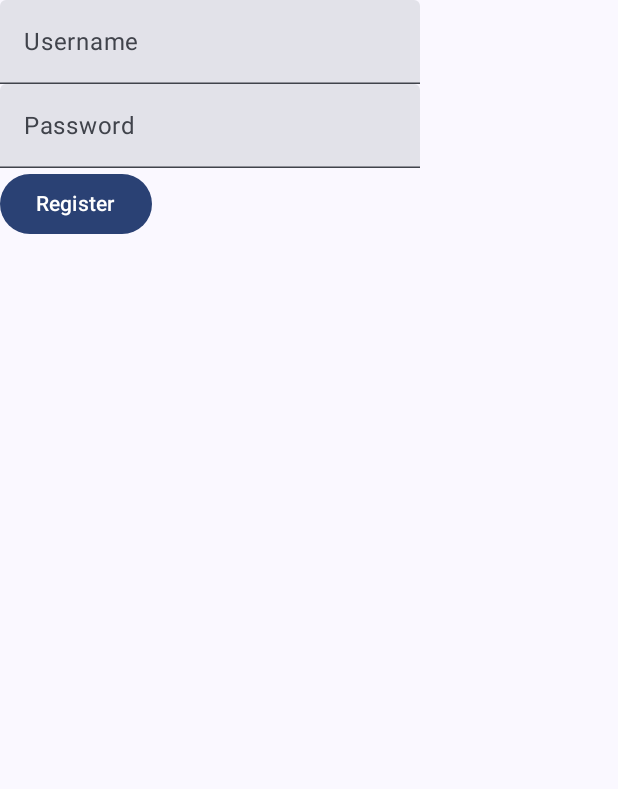
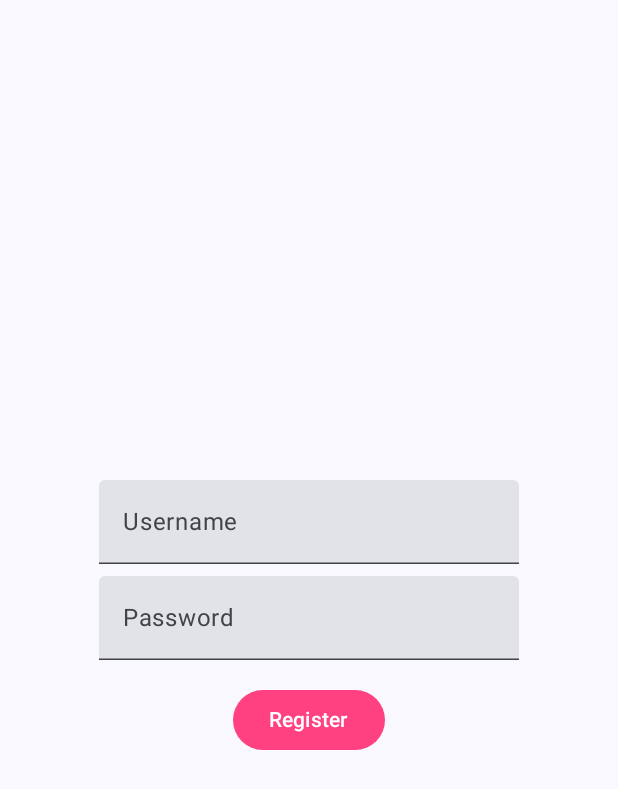
Before and after one commit to tomasblaer/baukur-app, an Android app built with Jetpack Compose: the screen it shows after launch (MainActivity), on a phone screen of 412 x 824 dp. Shown: the top 789 px of the screen. Run offline under Robolectric (Android 15) with nearby library versions, the phone set to English and light mode, and no system bars.

Commit message:
Fikta í login screen og gera demo af profile page

```diff
--- a/app/src/main/AndroidManifest.xml
+++ b/app/src/main/AndroidManifest.xml
@@ -23,6 +23,7 @@
                 <category android:name="android.intent.category.LAUNCHER" />
             </intent-filter>
         </activity>
+
     </application>
 
 </manifest>
--- a/app/src/main/java/com/example/baukur/MainActivity.kt
+++ b/app/src/main/java/com/example/baukur/MainActivity.kt
@@ -1,6 +1,7 @@
 package com.example.baukur
 
 import android.os.Bundle
+import android.provider.ContactsContract.Profile
 import androidx.activity.ComponentActivity
 import androidx.activity.compose.setContent
 import androidx.activity.enableEdgeToEdge
@@ -8,6 +9,7 @@ import androidx.navigation.compose.NavHost
 import androidx.navigation.compose.composable
 import androidx.navigation.compose.rememberNavController
 import com.example.baukur.ui.screens.LoginScreen
+import com.example.baukur.ui.screens.ProfileScreen
 import com.example.baukur.ui.screens.RegisterScreen
 import kotlinx.serialization.Serializable
 
@@ -17,6 +19,8 @@ class MainActivity : ComponentActivity() {
     object Login
     @Serializable
     object Register
+    @Serializable
+    object Profile
 
     override fun onCreate(savedInstanceState: Bundle?) {
         super.onCreate(savedInstanceState)
@@ -26,6 +30,7 @@ class MainActivity : ComponentActivity() {
             NavHost(navController = navController, startDestination = Login) {
                 composable<Login> { LoginScreen(onNavigateToRegister = { navController.navigate(route = Register) }) }
                 composable<Register> { RegisterScreen() }
+                composable<Profile> { ProfileScreen(onLogout = { navController.navigate(route = Login) }) }
             }
 
         }
--- a/app/src/main/java/com/example/baukur/ui/screens/LoginScreen.kt
+++ b/app/src/main/java/com/example/baukur/ui/screens/LoginScreen.kt
@@ -1,44 +1,53 @@
 package com.example.baukur.ui.screens
 
-import androidx.compose.foundation.layout.Column
-import androidx.compose.foundation.layout.fillMaxSize
-import androidx.compose.foundation.layout.padding
-import androidx.compose.material3.Button
-import androidx.compose.material3.Scaffold
-import androidx.compose.material3.Text
-import androidx.compose.material3.TextField
-import androidx.compose.runtime.Composable
-import androidx.compose.runtime.getValue
-import androidx.compose.runtime.mutableStateOf
-import androidx.compose.runtime.remember
-import androidx.compose.runtime.setValue
+import androidx.compose.foundation.layout.*
+import androidx.compose.material3.*
+import androidx.compose.runtime.*
+import androidx.compose.ui.Alignment
 import androidx.compose.ui.Modifier
+import androidx.compose.ui.graphics.Color
 import androidx.compose.ui.tooling.preview.Preview
+import androidx.compose.ui.unit.dp
 import com.example.baukur.ui.theme.BaukurTheme
 
 @Composable
 fun LoginScreen(onNavigateToRegister: () -> Unit) {
     BaukurTheme {
-        Scaffold (
+        Scaffold(
             modifier = Modifier.fillMaxSize()
-
         ) { innerPadding ->
+            Box(
+                modifier = Modifier
+                    .fillMaxSize()
+                    .padding(innerPadding),
+                contentAlignment = Alignment.Center
+            ) {
                 Column(
-                modifier = Modifier.padding(innerPadding)
+                    horizontalAlignment = Alignment.CenterHorizontally,
+                    modifier = Modifier.padding(16.dp)
                 ) {
                     UsernameField()
+                    Spacer(modifier = Modifier.height(8.dp))
                     PasswordField()
-                Button(onClick = onNavigateToRegister) {
+                    Spacer(modifier = Modifier.height(16.dp))
+                    Button(
+                        onClick = onNavigateToRegister,
+                        colors = ButtonDefaults.buttonColors(
+                            containerColor = Color(0xFFFF4081),
+                            contentColor = Color.White)
+                        ) {
                         Text("Register")
                     }
                 }
             }
         }
     }
+}
+
+
 
 @Composable
 fun UsernameField(modifier: Modifier = Modifier) {
-    Column {
     var username by remember { mutableStateOf("") }
     TextField(
         value = username,
@@ -47,21 +56,16 @@ fun UsernameField(modifier: Modifier = Modifier) {
         modifier = modifier
     )
 }
-}
 
 @Composable
 fun PasswordField(modifier: Modifier = Modifier) {
-    Column {
     var password by remember { mutableStateOf("") }
-//        var passwordVisibility: Boolean by remember { mutableStateOf(false) }
     TextField(
-//            visualTransformation = if (passwordVisibility) VisualTransformation.None else PasswordVisualTransformation(),
         value = password,
         onValueChange = { password = it },
         label = { Text("Password") },
-            modifier = modifier,
+        modifier = modifier
     )
-    }
 }
 
 @Preview(showBackground = true)
--- /dev/null
+++ b/app/src/main/res/values/dimens.xml
@@ -0,0 +1,5 @@
+<resources>
+    <!-- Default screen margins, per the Android Design guidelines. -->
+    <dimen name="fragment_horizontal_margin">16dp</dimen>
+    <dimen name="fragment_vertical_margin">16dp</dimen>
+</resources>
```
Also changed, not shown: app/build.gradle.kts (+9 -0 lines), app/src/main/java/com/example/baukur/data/LoginDataSource.kt (added, +24 -0 lines), app/src/main/java/com/example/baukur/data/LoginRepository.kt (added, +46 -0 lines), app/src/main/java/com/example/baukur/data/Result.kt (added, +18 -0 lines), app/src/main/java/com/example/baukur/data/model/LoggedInUser.kt (added, +9 -0 lines), app/src/main/java/com/example/baukur/ui/screens/ProfileScreen.kt (added, +74 -0 lines), app/src/main/res/values/strings.xml (+9 -0 lines), gradle/libs.versions.toml (+12 -0 lines). Lines whose indentation alone changed are shown as unchanged.
